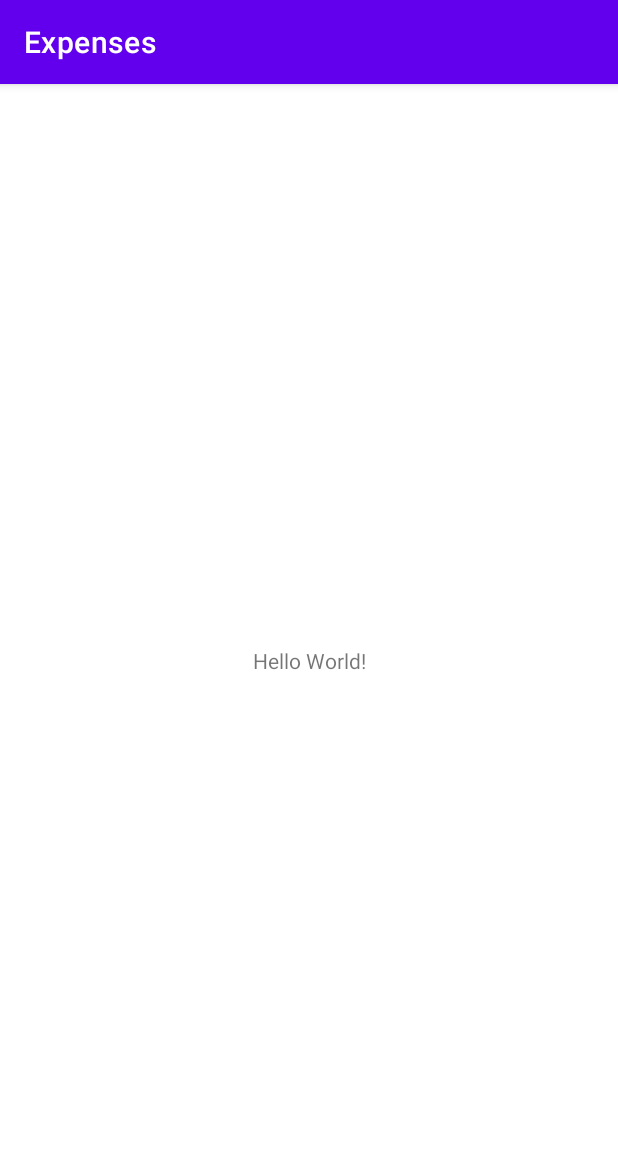
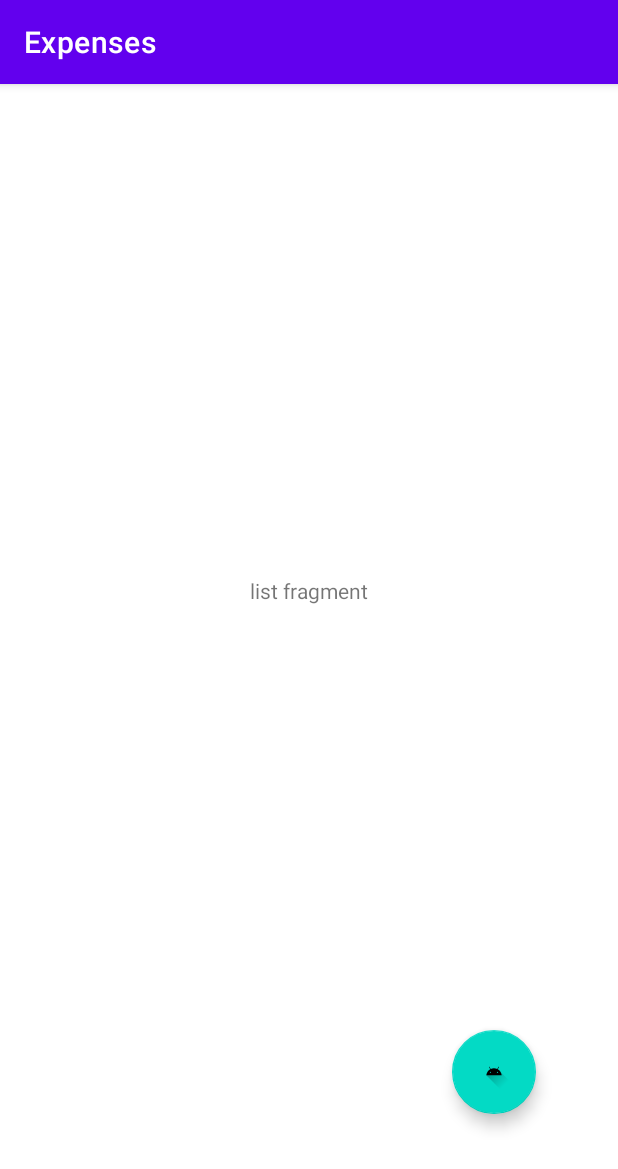
Before and after one commit to annkkiit/Expenses, an Android app: the screen it shows after launch (MainActivity), on a phone screen of 412 x 824 dp. Shown: the top 1169 px of the screen. Run offline under Robolectric (Android 15) with nearby library versions, the light colour scheme and no system bars; our stand-ins replace data binding.

Commit message:
fragment lives

```diff
--- a/app/build.gradle
+++ b/app/build.gradle
@@ -43,6 +43,7 @@ dependencies {
     implementation 'androidx.appcompat:appcompat:1.3.1'
     implementation 'com.google.android.material:material:1.4.0'
     implementation 'androidx.constraintlayout:constraintlayout:2.1.0'
+    implementation 'androidx.legacy:legacy-support-v4:1.0.0'
     testImplementation 'junit:junit:4.+'
     androidTestImplementation 'androidx.test.ext:junit:1.1.3'
     androidTestImplementation 'androidx.test.espresso:espresso-core:3.4.0'
--- a/app/src/main/AndroidManifest.xml
+++ b/app/src/main/AndroidManifest.xml
@@ -9,7 +9,7 @@
         android:roundIcon="@mipmap/ic_launcher_round"
         android:supportsRtl="true"
         android:theme="@style/Theme.Expenses">
-        <activity android:name=".MainActivity">
+        <activity android:name=".view.MainActivity">
             <intent-filter>
                 <action android:name="android.intent.action.MAIN" />
 
--- /dev/null
+++ b/app/src/main/java/com/bigbrain/expenses/view/ListFragment.kt
@@ -0,0 +1,60 @@
+package com.bigbrain.expenses.view
+
+import android.os.Bundle
+import androidx.fragment.app.Fragment
+import android.view.LayoutInflater
+import android.view.View
+import android.view.ViewGroup
+import com.bigbrain.expenses.R
+
+// TODO: Rename parameter arguments, choose names that match
+// the fragment initialization parameters, e.g. ARG_ITEM_NUMBER
+private const val ARG_PARAM1 = "param1"
+private const val ARG_PARAM2 = "param2"
+
+/**
+ * A simple [Fragment] subclass.
+ * Use the [ListFragment.newInstance] factory method to
+ * create an instance of this fragment.
+ */
+class ListFragment : Fragment() {
+    // TODO: Rename and change types of parameters
+    private var param1: String? = null
+    private var param2: String? = null
+
+    override fun onCreate(savedInstanceState: Bundle?) {
+        super.onCreate(savedInstanceState)
+        arguments?.let {
+            param1 = it.getString(ARG_PARAM1)
+            param2 = it.getString(ARG_PARAM2)
+        }
+    }
+
+    override fun onCreateView(
+        inflater: LayoutInflater, container: ViewGroup?,
+        savedInstanceState: Bundle?
+    ): View? {
+        // Inflate the layout for this fragment
+        return inflater.inflate(R.layout.fragment_list, container, false)
+    }
+
+    companion object {
+        /**
+         * Use this factory method to create a new instance of
+         * this fragment using the provided parameters.
+         *
+         * @param param1 Parameter 1.
+         * @param param2 Parameter 2.
+         * @return A new instance of fragment ListFragment.
+         */
+        // TODO: Rename and change types and number of parameters
+        @JvmStatic
+        fun newInstance(param1: String, param2: String) =
+            ListFragment().apply {
+                arguments = Bundle().apply {
+                    putString(ARG_PARAM1, param1)
+                    putString(ARG_PARAM2, param2)
+                }
+            }
+    }
+}
--- a/app/src/main/java/com/bigbrain/expenses/MainActivity.kt
+++ b/app/src/main/java/com/bigbrain/expenses/view/MainActivity.kt
@@ -1,7 +1,8 @@
-package com.bigbrain.expenses
+package com.bigbrain.expenses.view
 
 import androidx.appcompat.app.AppCompatActivity
 import android.os.Bundle
+import com.bigbrain.expenses.R
 
 class MainActivity : AppCompatActivity() {
     override fun onCreate(savedInstanceState: Bundle?) {
--- a/app/src/main/res/layout/activity_main.xml
+++ b/app/src/main/res/layout/activity_main.xml
@@ -4,15 +4,23 @@
     xmlns:tools="http://schemas.android.com/tools"
     android:layout_width="match_parent"
     android:layout_height="match_parent"
-    tools:context=".MainActivity">
+    tools:context=".view.MainActivity">
 
-    <TextView
-        android:layout_width="wrap_content"
-        android:layout_height="wrap_content"
-        android:text="Hello World!"
+
+    <androidx.fragment.app.FragmentContainerView
+        android:id="@+id/fragmentContainerView"
+        android:name="androidx.navigation.fragment.NavHostFragment"
+        android:layout_width="0dp"
+        android:layout_height="0dp"
+        android:layout_marginStart="1dp"
+        android:layout_marginLeft="1dp"
+        android:layout_marginEnd="1dp"
+        android:layout_marginRight="1dp"
+        app:defaultNavHost="true"
         app:layout_constraintBottom_toBottomOf="parent"
-        app:layout_constraintLeft_toLeftOf="parent"
-        app:layout_constraintRight_toRightOf="parent"
-        app:layout_constraintTop_toTopOf="parent" />
+        app:layout_constraintEnd_toEndOf="parent"
+        app:layout_constraintStart_toStartOf="parent"
+        app:layout_constraintTop_toTopOf="parent"
+        app:navGraph="@navigation/expenses_navigation" />
 
 </androidx.constraintlayout.widget.ConstraintLayout>
--- /dev/null
+++ b/app/src/main/res/layout/fragment_list.xml
@@ -0,0 +1,34 @@
+<?xml version="1.0" encoding="utf-8"?>
+<layout xmlns:android="http://schemas.android.com/apk/res/android"
+    xmlns:app="http://schemas.android.com/apk/res-auto"
+    xmlns:tools="http://schemas.android.com/tools">
+
+    <androidx.constraintlayout.widget.ConstraintLayout
+        android:layout_width="match_parent"
+        android:layout_height="match_parent"
+        tools:context=".view.ListFragment">
+
+
+        <TextView
+            android:id="@+id/textView"
+            android:layout_width="wrap_content"
+            android:layout_height="wrap_content"
+            android:layout_marginTop="328dp"
+            android:text="list fragment"
+            app:layout_constraintEnd_toEndOf="parent"
+            app:layout_constraintStart_toStartOf="parent"
+            app:layout_constraintTop_toTopOf="parent" />
+
+        <com.google.android.material.floatingactionbutton.FloatingActionButton
+            android:id="@+id/floatingActionButton2"
+            android:layout_width="wrap_content"
+            android:layout_height="wrap_content"
+            android:layout_marginEnd="53dp"
+            android:layout_marginRight="53dp"
+            android:layout_marginBottom="81dp"
+            android:clickable="true"
+            android:src="@drawable/ic_launcher_foreground"
+            app:layout_constraintBottom_toBottomOf="parent"
+            app:layout_constraintEnd_toEndOf="parent" />
+    </androidx.constraintlayout.widget.ConstraintLayout>
+</layout>
--- /dev/null
+++ b/app/src/main/res/navigation/expenses_navigation.xml
@@ -0,0 +1,23 @@
+<?xml version="1.0" encoding="utf-8"?>
+<navigation xmlns:android="http://schemas.android.com/apk/res/android"
+    xmlns:app="http://schemas.android.com/apk/res-auto"
+    android:id="@+id/expenses_navigation"
+    app:startDestination="@id/listFragment">
+
+    <fragment
+        android:id="@+id/listFragment"
+        android:name="com.bigbrain.expenses.view.ListFragment"
+        android:label="ListFragment" >
+        <action
+            android:id="@+id/action_listFragment_to_detailsFragment"
+            app:destination="@id/detailsFragment" />
+    </fragment>
+    <fragment
+        android:id="@+id/detailsFragment"
+        android:name="com.bigbrain.expenses.view.DetailsFragment"
+        android:label="DetailsFragment" >
+        <action
+            android:id="@+id/action_detailsFragment_to_listFragment"
+            app:destination="@id/listFragment" />
+    </fragment>
+</navigation>
--- a/app/src/main/res/values/strings.xml
+++ b/app/src/main/res/values/strings.xml
@@ -1,3 +1,5 @@
 <resources>
     <string name="app_name">Expenses</string>
+    <!-- TODO: Remove or change this placeholder text -->
+    <string name="hello_blank_fragment">Hello blank fragment</string>
 </resources>
```
Also changed, not shown: app/src/main/java/com/bigbrain/expenses/view/DetailsFragment.kt (added, +60 -0 lines), app/src/main/res/layout/fragment_details.xml (added, +34 -0 lines), gradle/wrapper/gradle-wrapper.properties.
